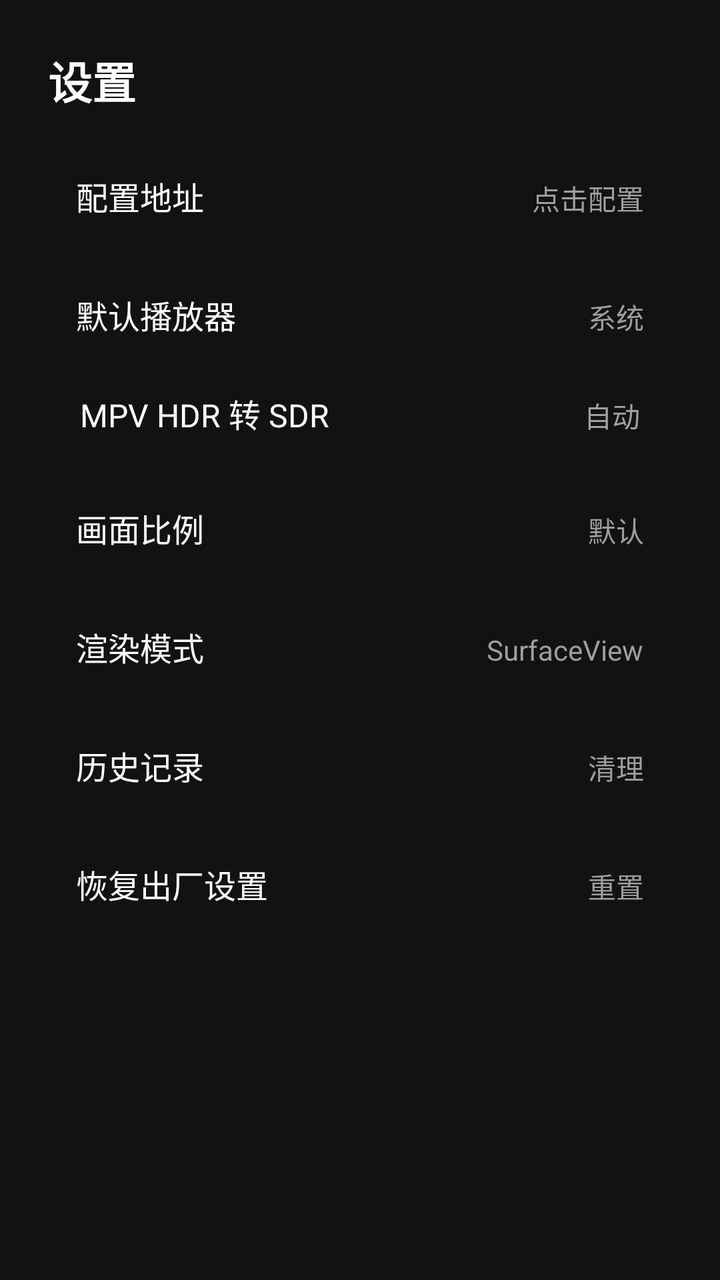
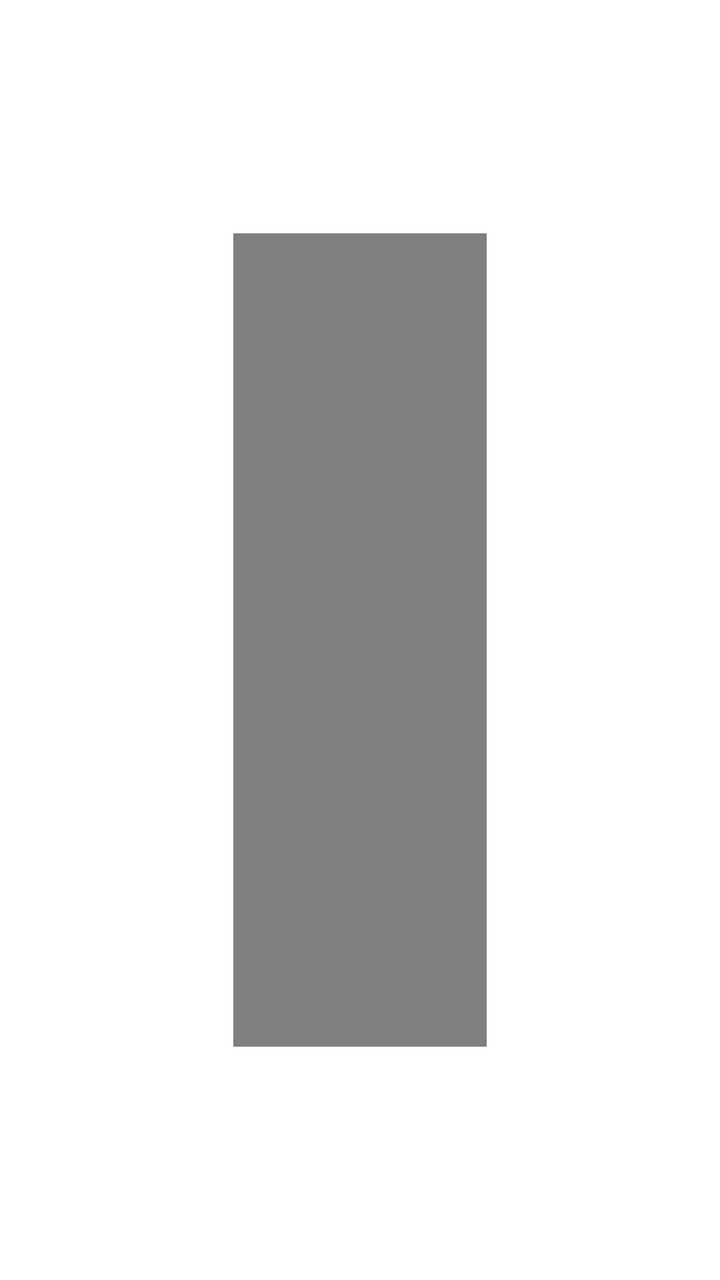

An Android layout rendered at two revisions. The XML below is the earlier revision; the diff shows what the commit changed to produce the second picture.
<!-- AndroidManifest.xml: application theme AppTheme.NoActionBar -->
<!-- res/layout/activity_setting.xml -->
<?xml version="1.0" encoding="utf-8"?>
<LinearLayout xmlns:android="http://schemas.android.com/apk/res/android"
    android:layout_width="match_parent"
    android:layout_height="match_parent"
    android:background="#121212"
    android:orientation="vertical"
    android:padding="24dp">

    
    <TextView
        android:id="@+id/tvTitle"
        android:layout_width="wrap_content"
        android:layout_height="wrap_content"
        android:layout_marginBottom="16dp"
        android:text="设置"
        android:textColor="#FFFFFF"
        android:textSize="22sp"
        android:textStyle="bold" />

    <ScrollView
        android:layout_width="match_parent"
        android:layout_height="match_parent"
        android:focusable="false">

        <LinearLayout
            android:layout_width="match_parent"
            android:layout_height="wrap_content"
            android:orientation="vertical">

            
            <LinearLayout
                android:id="@+id/llApi"
                android:layout_width="match_parent"
                android:layout_height="wrap_content"
                android:background="?attr/selectableItemBackground"
                android:clickable="true"
                android:focusable="true"
                android:orientation="horizontal"
                android:padding="14dp">

                <TextView
                    android:layout_width="0dp"
                    android:layout_height="wrap_content"
                    android:layout_weight="1"
                    android:text="配置地址"
                    android:textColor="#FFFFFF"
                    android:textSize="16sp" />

                <TextView
                    android:id="@+id/tvApi"
                    android:layout_width="wrap_content"
                    android:layout_height="wrap_content"
                    android:text="点击配置"
                    android:textColor="#9E9E9E"
                    android:textSize="14sp" />
            </LinearLayout>

            
            <LinearLayout
                android:id="@+id/llPlayer"
                android:layout_width="match_parent"
                android:layout_height="wrap_content"
                android:layout_marginTop="8dp"
                android:background="?attr/selectableItemBackground"
                android:clickable="true"
                android:focusable="true"
                android:orientation="horizontal"
                android:padding="14dp">

                <TextView
                    android:layout_width="0dp"
                    android:layout_height="wrap_content"
                    android:layout_weight="1"
                    android:text="默认播放器"
                    android:textColor="#FFFFFF"
                    android:textSize="16sp" />

                <TextView
                    android:id="@+id/tvPlayer"
                    android:layout_width="wrap_content"
                    android:layout_height="wrap_content"
                    android:text="系统"
                    android:textColor="#9E9E9E"
                    android:textSize="14sp" />
            </LinearLayout>

            
        <LinearLayout
            android:id="@+id/llMpvHdr"
            android:layout_width="match_parent"
            android:layout_height="wrap_content"
            android:background="?attr/selectableItemBackground"
            android:clickable="true"
            android:focusable="true"
            android:orientation="horizontal"
            android:paddingStart="16dp"
            android:paddingTop="12dp"
            android:paddingEnd="16dp"
            android:paddingBottom="12dp">

            <TextView
                android:layout_width="0dp"
                android:layout_height="wrap_content"
                android:layout_weight="1"
                android:text="MPV HDR 转 SDR"
                android:textColor="#FFFFFF"
                android:textSize="16sp" />

            <TextView
                android:id="@+id/tvMpvHdr"
                android:layout_width="wrap_content"
                android:layout_height="wrap_content"
                android:text="自动"
                android:textColor="#A0A0A0"
                android:textSize="14sp" />
        </LinearLayout>

            
            <LinearLayout
                android:id="@+id/llScale"
                android:layout_width="match_parent"
                android:layout_height="wrap_content"
                android:layout_marginTop="8dp"
                android:background="?attr/selectableItemBackground"
                android:clickable="true"
                android:focusable="true"
                android:orientation="horizontal"
                android:padding="14dp">

                <TextView
                    android:layout_width="0dp"
                    android:layout_height="wrap_content"
                    android:layout_weight="1"
                    android:text="画面比例"
                    android:textColor="#FFFFFF"
                    android:textSize="16sp" />

                <TextView
                    android:id="@+id/tvScale"
                    android:layout_width="wrap_content"
                    android:layout_height="wrap_content"
                    android:text="默认"
                    android:textColor="#9E9E9E"
                    android:textSize="14sp" />
            </LinearLayout>

            
            <LinearLayout
                android:id="@+id/llRender"
                android:layout_width="match_parent"
                android:layout_height="wrap_content"
                android:layout_marginTop="8dp"
                android:background="?attr/selectableItemBackground"
                android:clickable="true"
                android:focusable="true"
                android:orientation="horizontal"
                android:padding="14dp">

                <TextView
                    android:layout_width="0dp"
                    android:layout_height="wrap_content"
                    android:layout_weight="1"
                    android:text="渲染模式"
                    android:textColor="#FFFFFF"
                    android:textSize="16sp" />

                <TextView
                    android:id="@+id/tvRender"
                    android:layout_width="wrap_content"
                    android:layout_height="wrap_content"
                    android:text="SurfaceView"
                    android:textColor="#9E9E9E"
                    android:textSize="14sp" />
            </LinearLayout>

            
            <LinearLayout
                android:id="@+id/llHistory"
                android:layout_width="match_parent"
                android:layout_height="wrap_content"
                android:layout_marginTop="8dp"
                android:background="?attr/selectableItemBackground"
                android:clickable="true"
                android:focusable="true"
                android:orientation="horizontal"
                android:padding="14dp">

                <TextView
                    android:layout_width="0dp"
                    android:layout_height="wrap_content"
                    android:layout_weight="1"
                    android:text="历史记录"
                    android:textColor="#FFFFFF"
                    android:textSize="16sp" />

                <TextView
                    android:id="@+id/tvHistory"
                    android:layout_width="wrap_content"
                    android:layout_height="wrap_content"
                    android:text="清理"
                    android:textColor="#9E9E9E"
                    android:textSize="14sp" />
            </LinearLayout>

            
            <LinearLayout
                android:id="@+id/llReset"
                android:layout_width="match_parent"
                android:layout_height="wrap_content"
                android:layout_marginTop="8dp"
                android:background="?attr/selectableItemBackground"
                android:clickable="true"
                android:focusable="true"
                android:orientation="horizontal"
                android:padding="14dp">

                <TextView
                    android:layout_width="0dp"
                    android:layout_height="wrap_content"
                    android:layout_weight="1"
                    android:text="恢复出厂设置"
                    android:textColor="#FFFFFF"
                    android:textSize="16sp" />

                <TextView
                    android:id="@+id/tvReset"
                    android:layout_width="wrap_content"
                    android:layout_height="wrap_content"
                    android:text="重置"
                    android:textColor="#9E9E9E"
                    android:textSize="14sp" />
            </LinearLayout>

        </LinearLayout>
    </ScrollView>

</LinearLayout>
<!-- resources referenced by this layout -->
<resources>
  <style name="AppTheme.NoActionBar" parent="AppTheme">
          <item name="android:windowActionBar">false</item>
          <item name="android:windowNoTitle">true</item>
          <item name="windowActionBar">false</item>
          <item name="android:windowFullscreen">true</item>//全屏即无通知栏
          <item name="android:windowContentOverlay">@null</item>//是否有遮盖
          <item name="windowNoTitle">true</item>
          <item name="android:keepScreenOn">true</item>
          
          <item name="android:windowBackground">@android:color/transparent</item>
      </style>
  <style name="AppTheme" parent="Theme.AppCompat.Light.DarkActionBar">
          
          <item name="colorPrimary">@color/color_6200EE</item>
          <item name="colorPrimaryDark">@color/color_3700B3</item>
          <item name="colorAccent">@color/color_03DAC5</item>
      </style>
  <color name="color_6200EE">#6200EE</color>
  <color name="color_3700B3">#3700B3</color>
  <color name="color_03DAC5">#03DAC5</color>
</resources>

<!-- the commit's change to res/layout/activity_setting.xml (unified diff, before → after) -->
@@ -2,236 +2,22 @@
 <LinearLayout xmlns:android="http://schemas.android.com/apk/res/android"
     android:layout_width="match_parent"
     android:layout_height="match_parent"
-    android:background="#121212"
-    android:orientation="vertical"
-    android:padding="24dp">
+    android:orientation="horizontal"
+    android:background="@android:color/transparent"
+    android:padding="@dimen/vs_20">
 
     
-    <TextView
-        android:id="@+id/tvTitle"
-        android:layout_width="wrap_content"
-        android:layout_height="wrap_content"
-        android:layout_marginBottom="16dp"
-        android:text="设置"
-        android:textColor="#FFFFFF"
-        android:textSize="22sp"
-        android:textStyle="bold" />
+    <com.owen.tvrecyclerview.widget.TvRecyclerView
+        android:id="@+id/mGridView"
+        android:layout_width="@dimen/vs_160"
+        android:layout_height="match_parent"
+        android:focusable="false"
+        android:scrollbars="none" />
 
-    <ScrollView
+    
+    <androidx.viewpager.widget.ViewPager
+        android:id="@+id/mViewPager"
         android:layout_width="match_parent"
-        android:layout_height="match_parent"
-        android:focusable="false">
-
-        <LinearLayout
-            android:layout_width="match_parent"
-            android:layout_height="wrap_content"
-            android:orientation="vertical">
-
-            
-            <LinearLayout
-                android:id="@+id/llApi"
-                android:layout_width="match_parent"
-                android:layout_height="wrap_content"
-                android:background="?attr/selectableItemBackground"
-                android:clickable="true"
-                android:focusable="true"
-                android:orientation="horizontal"
-                android:padding="14dp">
-
-                <TextView
-                    android:layout_width="0dp"
-                    android:layout_height="wrap_content"
-                    android:layout_weight="1"
-                    android:text="配置地址"
-                    android:textColor="#FFFFFF"
-                    android:textSize="16sp" />
-
-                <TextView
-                    android:id="@+id/tvApi"
-                    android:layout_width="wrap_content"
-                    android:layout_height="wrap_content"
-                    android:text="点击配置"
-                    android:textColor="#9E9E9E"
-                    android:textSize="14sp" />
-            </LinearLayout>
-
-            
-            <LinearLayout
-                android:id="@+id/llPlayer"
-                android:layout_width="match_parent"
-                android:layout_height="wrap_content"
-                android:layout_marginTop="8dp"
-                android:background="?attr/selectableItemBackground"
-                android:clickable="true"
-                android:focusable="true"
-                android:orientation="horizontal"
-                android:padding="14dp">
-
-                <TextView
-                    android:layout_width="0dp"
-                    android:layout_height="wrap_content"
-                    android:layout_weight="1"
-                    android:text="默认播放器"
-                    android:textColor="#FFFFFF"
-                    android:textSize="16sp" />
-
-                <TextView
-                    android:id="@+id/tvPlayer"
-                    android:layout_width="wrap_content"
-                    android:layout_height="wrap_content"
-                    android:text="系统"
-                    android:textColor="#9E9E9E"
-                    android:textSize="14sp" />
-            </LinearLayout>
-
-            
-        <LinearLayout
-            android:id="@+id/llMpvHdr"
-            android:layout_width="match_parent"
-            android:layout_height="wrap_content"
-            android:background="?attr/selectableItemBackground"
-            android:clickable="true"
-            android:focusable="true"
-            android:orientation="horizontal"
-            android:paddingStart="16dp"
-            android:paddingTop="12dp"
-            android:paddingEnd="16dp"
-            android:paddingBottom="12dp">
-
-            <TextView
-                android:layout_width="0dp"
-                android:layout_height="wrap_content"
-                android:layout_weight="1"
-                android:text="MPV HDR 转 SDR"
-                android:textColor="#FFFFFF"
-                android:textSize="16sp" />
-
-            <TextView
-                android:id="@+id/tvMpvHdr"
-                android:layout_width="wrap_content"
-                android:layout_height="wrap_content"
-                android:text="自动"
-                android:textColor="#A0A0A0"
-                android:textSize="14sp" />
-        </LinearLayout>
-
-            
-            <LinearLayout
-                android:id="@+id/llScale"
-                android:layout_width="match_parent"
-                android:layout_height="wrap_content"
-                android:layout_marginTop="8dp"
-                android:background="?attr/selectableItemBackground"
-                android:clickable="true"
-                android:focusable="true"
-                android:orientation="horizontal"
-                android:padding="14dp">
-
-                <TextView
-                    android:layout_width="0dp"
-                    android:layout_height="wrap_content"
-                    android:layout_weight="1"
-                    android:text="画面比例"
-                    android:textColor="#FFFFFF"
-                    android:textSize="16sp" />
-
-                <TextView
-                    android:id="@+id/tvScale"
-                    android:layout_width="wrap_content"
-                    android:layout_height="wrap_content"
-                    android:text="默认"
-                    android:textColor="#9E9E9E"
-                    android:textSize="14sp" />
-            </LinearLayout>
-
-            
-            <LinearLayout
-                android:id="@+id/llRender"
-                android:layout_width="match_parent"
-                android:layout_height="wrap_content"
-                android:layout_marginTop="8dp"
-                android:background="?attr/selectableItemBackground"
-                android:clickable="true"
-                android:focusable="true"
-                android:orientation="horizontal"
-                android:padding="14dp">
-
-                <TextView
-                    android:layout_width="0dp"
-                    android:layout_height="wrap_content"
-                    android:layout_weight="1"
-                    android:text="渲染模式"
-                    android:textColor="#FFFFFF"
-                    android:textSize="16sp" />
-
-                <TextView
-                    android:id="@+id/tvRender"
-                    android:layout_width="wrap_content"
-                    android:layout_height="wrap_content"
-                    android:text="SurfaceView"
-                    android:textColor="#9E9E9E"
-                    android:textSize="14sp" />
-            </LinearLayout>
-
-            
-            <LinearLayout
-                android:id="@+id/llHistory"
-                android:layout_width="match_parent"
-                android:layout_height="wrap_content"
-                android:layout_marginTop="8dp"
-                android:background="?attr/selectableItemBackground"
-                android:clickable="true"
-                android:focusable="true"
-                android:orientation="horizontal"
-                android:padding="14dp">
-
-                <TextView
-                    android:layout_width="0dp"
-                    android:layout_height="wrap_content"
-                    android:layout_weight="1"
-                    android:text="历史记录"
-                    android:textColor="#FFFFFF"
-                    android:textSize="16sp" />
-
-                <TextView
-                    android:id="@+id/tvHistory"
-                    android:layout_width="wrap_content"
-                    android:layout_height="wrap_content"
-                    android:text="清理"
-                    android:textColor="#9E9E9E"
-                    android:textSize="14sp" />
-            </LinearLayout>
-
-            
-            <LinearLayout
-                android:id="@+id/llReset"
-                android:layout_width="match_parent"
-                android:layout_height="wrap_content"
-                android:layout_marginTop="8dp"
-                android:background="?attr/selectableItemBackground"
-                android:clickable="true"
-                android:focusable="true"
-                android:orientation="horizontal"
-                android:padding="14dp">
-
-                <TextView
-                    android:layout_width="0dp"
-                    android:layout_height="wrap_content"
-                    android:layout_weight="1"
-                    android:text="恢复出厂设置"
-                    android:textColor="#FFFFFF"
-                    android:textSize="16sp" />
-
-                <TextView
-                    android:id="@+id/tvReset"
-                    android:layout_width="wrap_content"
-                    android:layout_height="wrap_content"
-                    android:text="重置"
-                    android:textColor="#9E9E9E"
-                    android:textSize="14sp" />
-            </LinearLayout>
-
-        </LinearLayout>
-    </ScrollView>
+        android:layout_height="match_parent" />
 
 </LinearLayout>
<!-- resource entries referenced after the edit -->
@@ -1,5 +1,7 @@
 <!-- resources referenced by this layout -->
 <resources>
+  <dimen name="vs_160">160mm</dimen>
+  <dimen name="vs_20">20mm</dimen>
   <style name="AppTheme.NoActionBar" parent="AppTheme">
           <item name="android:windowActionBar">false</item>
           <item name="android:windowNoTitle">true</item>
